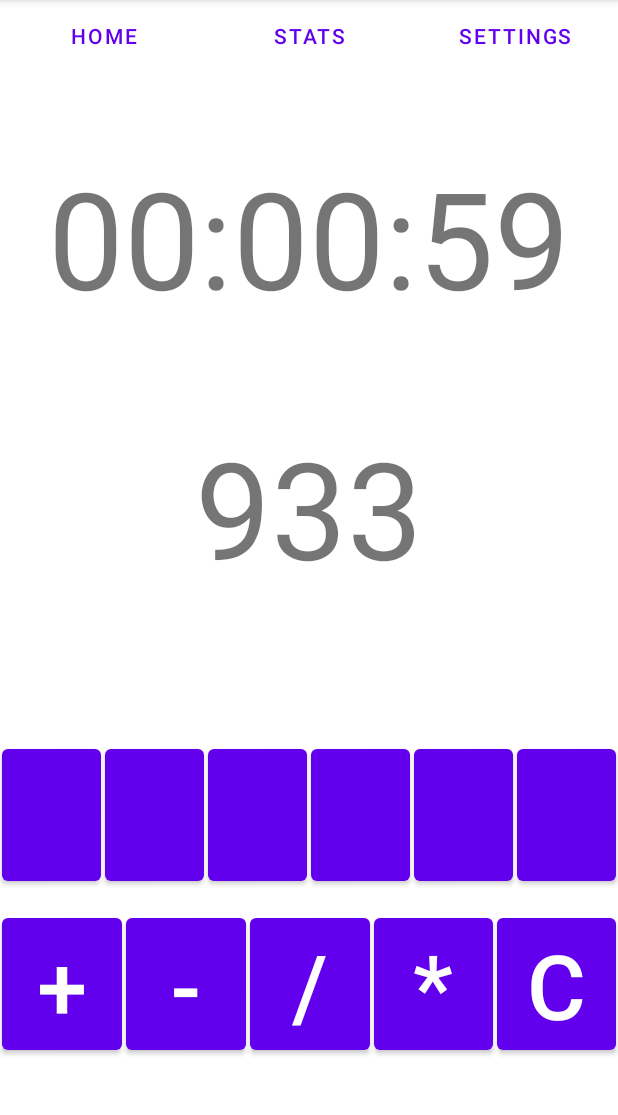
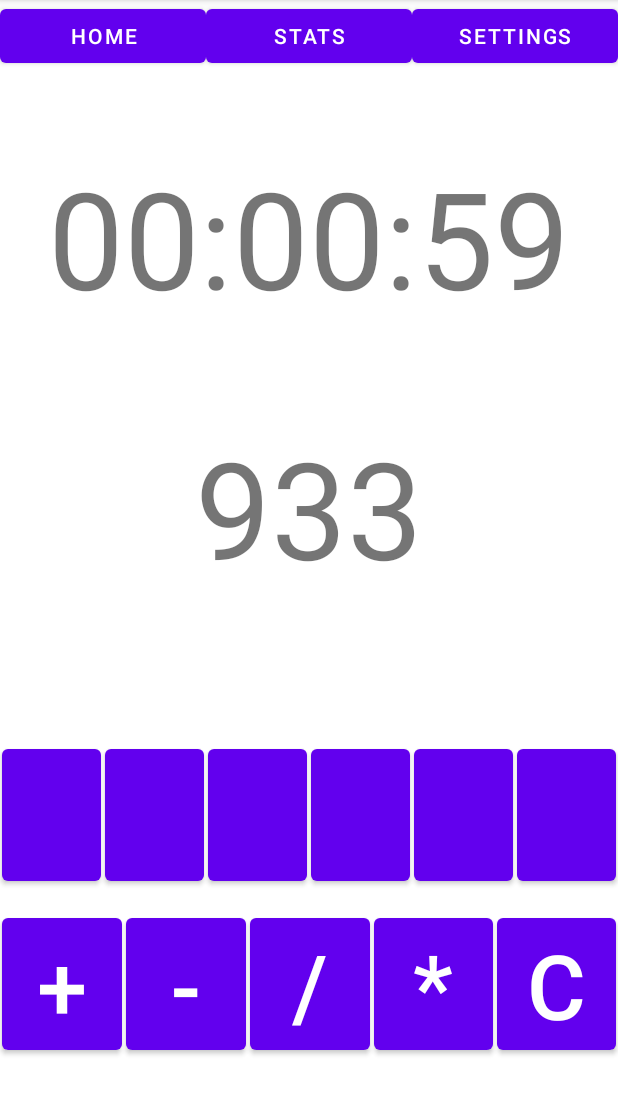
Before and after one commit to Mr-Scribbles/The_Numbers_Game, an Android app: the GameActivity screen opened directly, with no data from a screen before it, on a phone screen of 412 x 824 dp, the part 84-1199 px from its top. Run offline under Robolectric (Android 15) with nearby library versions, the phone set to English and light mode, and no system bars.

Commit message:
fixed button

```diff
--- a/app/src/main/java/com/example/thenumbersgame/MainActivity.java
+++ b/app/src/main/java/com/example/thenumbersgame/MainActivity.java
@@ -140,7 +140,8 @@ public class MainActivity extends AppCompatActivity implements SensorEventListen
     public void pickLarge() {
         Log.i("MainActivity", "Clicked button large");
         if (bigNumbers.isEmpty()) {
-            Toast.makeText(this, "You can only choose up to 4 large numbers", Toast.LENGTH_SHORT).show();
+            pickSmall();
+//            Toast.makeText(this, "You can only choose up to 4 large numbers", Toast.LENGTH_SHORT).show();
         } else {
             int i = (int) (Math.random() * bigNumbers.size());
             int randomBig = bigNumbers.get(i);
--- a/app/src/main/res/layout/activity_game.xml
+++ b/app/src/main/res/layout/activity_game.xml
@@ -18,8 +18,7 @@
             android:text="@string/home"
             android:layout_weight="1"
             android:layout_gravity="center_horizontal"
-            tools:ignore="UsingOnClickInXml"
-            style="?android:attr/buttonBarButtonStyle" />
+            tools:ignore="UsingOnClickInXml" />
 
         <Button
             android:onClick="statsClicked"
@@ -28,8 +27,7 @@
             android:layout_weight="1"
             android:layout_gravity="center_horizontal"
             android:text="@string/stats"
-            tools:ignore="UsingOnClickInXml"
-            style="?android:attr/buttonBarButtonStyle" />
+            tools:ignore="UsingOnClickInXml" />
 
         <Button
             android:onClick="settingsClicked"
@@ -38,8 +36,7 @@
             android:layout_weight="1"
             android:layout_gravity="center_horizontal"
             android:text="@string/settings"
-            tools:ignore="UsingOnClickInXml"
-            style="?android:attr/buttonBarButtonStyle" />
+            tools:ignore="UsingOnClickInXml" />
     </TableRow>
 
     <Space
```
